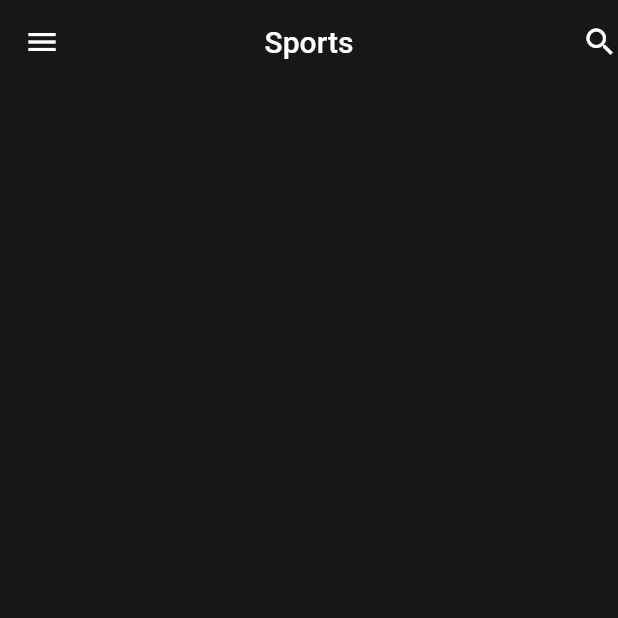
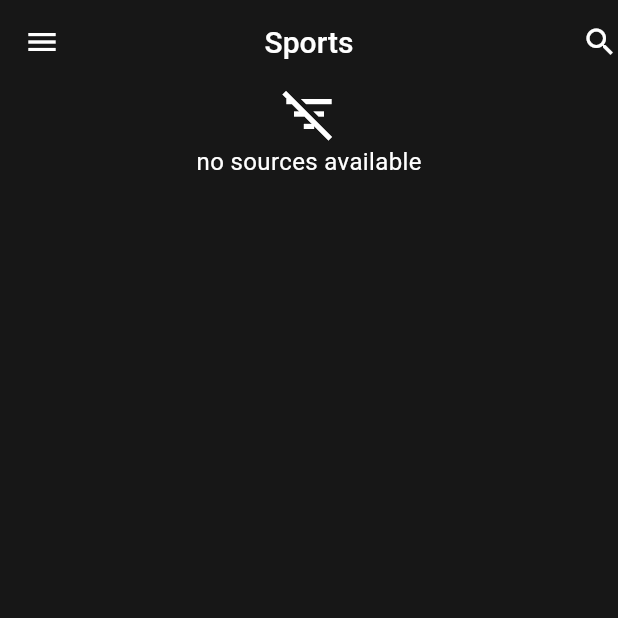
Before and after one commit to nouraRoute/news_app_c14, a Flutter app: the HomeScreen screen opened by its route, after a tap on "View All", on a phone screen of 412 x 824 dp, the top half of it. Run offline on Flutter 3.47's test engine with Material 3 defaults, Android fonts, the phone set to English and light mode, and no system bars; our stand-ins replace timeago; network calls fail.

Commit message:
mvvm update

```diff
--- a/lib/models/articles_response/article.dart
+++ b/lib/features/articles/model/articles_response/article.dart
@@ -1,4 +1,4 @@
-import 'package:news_app_c14/models/source_model.dart';
+import 'package:news_app_c14/features/sources/model/source_model.dart';
 
 class Article {
   SourceModel? source;
--- a/lib/views/categories_view.dart
+++ b/lib/features/categories/view/categories_view.dart
@@ -1,7 +1,7 @@
 import 'package:flutter/material.dart';
 import 'package:news_app_c14/common/extentions/context_extentions.dart';
-import 'package:news_app_c14/models/category_model.dart';
-import 'package:news_app_c14/widgets/category_card.dart';
+import 'package:news_app_c14/features/categories/model/category_model.dart';
+import 'package:news_app_c14/features/categories/view/widgets/category_card.dart';
 
 class CategoriesView extends StatelessWidget {
   const CategoriesView({super.key, required this.onCategorySlected});
--- a/lib/widgets/category_card.dart
+++ b/lib/features/categories/view/widgets/category_card.dart
@@ -1,7 +1,7 @@
 import 'package:flutter/material.dart';
 import 'package:news_app_c14/common/extentions/context_extentions.dart';
 import 'package:news_app_c14/common/theme/app_colors.dart';
-import 'package:news_app_c14/models/category_model.dart';
+import 'package:news_app_c14/features/categories/model/category_model.dart';
 
 class CategoryCard extends StatelessWidget {
   final CategoryType categoryType;
--- a/lib/network/sources_apis.dart
+++ b/lib/features/sources/model/sources_data_source.dart
@@ -4,11 +4,10 @@ import 'dart:developer';
 import 'package:http/http.dart' as http;
 import 'package:news_app_c14/common/app_consts.dart';
 import 'package:news_app_c14/common/endpoints.dart';
-import 'package:news_app_c14/models/source_model.dart';
+import 'package:news_app_c14/features/sources/model/source_model.dart';
 
-class SourcesApis {
-  static Future<List<SourceModel>?> getSourcesByCategory(
-      String category) async {
+class SourcesDataSource {
+  Future<List<SourceModel>?> getSourcesByCategory(String category) async {
     Uri uri = Uri.https(AppConsts.baseUrl, Endpoints.sources,
         {'apiKey': AppConsts.apiKey, 'category': category});
     print('url requist:${uri.toString()}');
@@ -29,5 +28,6 @@ class SourcesApis {
     } catch (e) {
       log('ERROR:${e}');
     }
+    return null;
   }
 }
--- /dev/null
+++ b/lib/features/sources/model_view/sources_view_model.dart
@@ -0,0 +1,32 @@
+import 'package:flutter/material.dart';
+import 'package:http/http.dart';
+import 'package:news_app_c14/features/sources/model/source_model.dart';
+import 'package:news_app_c14/features/sources/model/sources_data_source.dart';
+
+class SourcesViewModel extends ChangeNotifier {
+  final SourcesDataSource _sourcesDataSource = SourcesDataSource();
+  List<SourceModel> sources = [];
+  bool isLoading = false;
+  String? errorMessage;
+  getSources(String catId) async {
+    sources = [];
+    errorMessage = null;
+    isLoading = true;
+    notifyListeners();
+    try {
+      sources = await _sourcesDataSource.getSourcesByCategory(catId) ?? [];
+    } on ClientException catch (error) {
+      errorMessage =
+          'Something wrong withe the server try again later\n${error.message}';
+    } catch (e) {
+      if (e is TypeError) {
+        errorMessage = "Error formaing the recived data";
+      } else {
+        print('XX->${e.runtimeType}');
+        errorMessage = e is String ? e : "Something went rong";
+      }
+    }
+    isLoading = false;
+    notifyListeners();
+  }
+}
--- /dev/null
+++ b/lib/features/sources/view/category_details_view.dart
@@ -0,0 +1,102 @@
+import 'package:flutter/material.dart';
+import 'package:news_app_c14/common/extentions/context_extentions.dart';
+import 'package:news_app_c14/features/articles/view/articles_tab_view.dart';
+import 'package:news_app_c14/features/sources/model/source_model.dart';
+import 'package:news_app_c14/features/sources/model_view/sources_view_model.dart';
+import 'package:provider/provider.dart';
+
+class CategoryDetailsView extends StatefulWidget {
+  final String sectedCategory;
+  const CategoryDetailsView({super.key, required this.sectedCategory});
+
+  @override
+  State<CategoryDetailsView> createState() => _CategoryDetailsViewState();
+}
+
+class _CategoryDetailsViewState extends State<CategoryDetailsView> {
+  SourcesViewModel sourcesViewModel = SourcesViewModel();
+
+  @override
+  void initState() {
+    // TODO: implement initState
+    super.initState();
+    WidgetsBinding.instance.addPostFrameCallback((_) {
+      sourcesViewModel.getSources(widget.sectedCategory);
+    });
+  }
+
+  @override
+  Widget build(BuildContext context) {
+    return ChangeNotifierProvider.value(
+        value: sourcesViewModel,
+        builder: (context, child) {
+          return Consumer<SourcesViewModel>(
+            builder: (BuildContext context, viewModel, Widget? child) {
+              if (viewModel.isLoading) {
+                return const Center(
+                  child: CircularProgressIndicator(
+                    color: Colors.white,
+                  ),
+                );
+              } else if (viewModel.errorMessage != null) {
+                return Center(
+                  child: Column(
+                    children: [
+                      const Icon(
+                        Icons.warning,
+                        size: 40,
+                        color: Colors.red,
+                      ),
+                      Text(viewModel.errorMessage!)
+                    ],
+                  ),
+                );
+              } else if (viewModel.sources.isEmpty) {
+                return const Center(
+                  child: Column(
+                    children: [
+                      Icon(
+                        Icons.filter_list_off,
+                        size: 40,
+                        color: Colors.white,
+                      ),
+                      const Text('no sources available')
+                    ],
+                  ),
+                );
+              }
+
+              List<SourceModel> sources = viewModel.sources;
+              return DefaultTabController(
+                length: sources.length,
+                child: Column(
+                  children: [
+                    TabBar(
+                        isScrollable: true,
+                        dividerColor: Colors.transparent,
+                        padding: const EdgeInsets.all(8),
+                        indicatorPadding: const EdgeInsets.only(bottom: 10),
+                        labelPadding:
+                            const EdgeInsets.symmetric(horizontal: 10),
+                        tabAlignment: TabAlignment.start,
+                        indicatorSize: TabBarIndicatorSize.label,
+                        labelColor: context.getColorSceem().secondary,
+                        unselectedLabelColor: context.getColorSceem().secondary,
+                        labelStyle: context.getTextThemes().titleMedium,
+                        unselectedLabelStyle:
+                            context.getTextThemes().labelSmall,
+                        tabs: List.generate(
+                          sources.length,
+                          (index) => Tab(
+                            text: sources[index].name,
+                          ),
+                        )),
+                    ArticlesTabView(sources: sources)
+                  ],
+                ),
+              );
+            },
+          );
+        });
+  }
+}
--- a/lib/main.dart
+++ b/lib/main.dart
@@ -1,6 +1,6 @@
 import 'package:flutter/material.dart';
 import 'package:news_app_c14/common/theme/app_theme.dart';
-import 'package:news_app_c14/screens/home_screen.dart';
+import 'package:news_app_c14/features/categories/view/home_screen.dart';
 
 void main() {
   runApp(const MyApp());
--- a/lib/views/category_details_view.dart
+++ /dev/null
@@ -1,88 +0,0 @@
-import 'package:flutter/material.dart';
-import 'package:news_app_c14/common/extentions/context_extentions.dart';
-import 'package:news_app_c14/models/articles_response/article.dart';
-import 'package:news_app_c14/models/source_model.dart';
-import 'package:news_app_c14/network/articles_apis.dart';
-import 'package:news_app_c14/network/sources_apis.dart';
-import 'package:news_app_c14/widgets/article_card.dart';
-
-class CategoryDetailsView extends StatelessWidget {
-  final String sectedCategory;
-  const CategoryDetailsView({super.key, required this.sectedCategory});
-
-  @override
-  Widget build(BuildContext context) {
-    return FutureBuilder<List<SourceModel>?>(
-        future: SourcesApis.getSourcesByCategory(sectedCategory),
-        builder: (context, snapshot) {
-          if (snapshot.connectionState == ConnectionState.waiting) {
-            return Center(
-              child: CircularProgressIndicator(
-                color: context.getColorSceem().secondary,
-              ),
-            );
-          } else if (snapshot.hasError) {
-            return Center(
-              child: Text(snapshot.error.toString()),
-            );
-          }
-          List<SourceModel> sources = snapshot.data ?? [];
-          return DefaultTabController(
-            length: sources.length,
-            child: Column(
-              children: [
-                TabBar(
-                    isScrollable: true,
-                    dividerColor: Colors.transparent,
-                    padding: const EdgeInsets.all(8),
-                    indicatorPadding: const EdgeInsets.only(bottom: 10),
-                    labelPadding: const EdgeInsets.symmetric(horizontal: 10),
-                    tabAlignment: TabAlignment.start,
-                    indicatorSize: TabBarIndicatorSize.label,
-                    labelColor: context.getColorSceem().secondary,
-                    unselectedLabelColor: context.getColorSceem().secondary,
-                    labelStyle: context.getTextThemes().titleMedium,
-                    unselectedLabelStyle: context.getTextThemes().labelSmall,
-                    tabs: List.generate(
-                      sources.length,
-                      (index) => Tab(
-                        text: sources[index].name,
-                      ),
-                    )),
-                Expanded(
-                    child: TabBarView(
-                        children: List.generate(
-                  sources.length,
-                  (tabIndex) => FutureBuilder(
-                      future:
-                          ArticlesApis.getSourceArticles(sources[tabIndex].id!),
-                      builder: (context, snapshot) {
-                        if (snapshot.connectionState ==
-                            ConnectionState.waiting) {
-                          return Center(
-                            child: CircularProgressIndicator(
-                              color: context.getColorSceem().secondary,
-                            ),
-                          );
-                        } else if (snapshot.hasError) {
-                          return Center(
-                            child: Text(snapshot.error.toString()),
-                          );
-                        }
-
-                        List<Article> articles = snapshot.data ?? [];
-
-                        return ListView.builder(
-                          itemCount: articles.length,
-                          itemBuilder: (context, index) => ArticleCard(
-                            article: articles[index],
-                          ),
-                        );
-                      }),
-                )))
-              ],
-            ),
-          );
-        });
-  }
-}
--- a/pubspec.yaml
+++ b/pubspec.yaml
@@ -37,6 +37,7 @@ dependencies:
   cupertino_icons: ^1.0.8
   http: ^1.4.0
   timeago: ^3.7.1
+  provider: ^6.1.5
 
 dev_dependencies:
   flutter_test:
```
Also changed, not shown: lib/features/articles/model/articles_data_source.dart (added, +30 -0 lines), lib/features/articles/view/articles_tab_view.dart (added, +103 -0 lines), lib/features/articles/view/widgets/article_card.dart (renamed from lib/widgets/article_card.dart, +4 -4 lines), lib/features/articles/view_model/articles_view_model.dart (added, +33 -0 lines), lib/features/categories/view/home_screen.dart (renamed from lib/screens/home_screen.dart, +4 -5 lines), lib/network/articles_apis.dart (deleted, +0 -36 lines), lib/views/articles_tab_view.dart (deleted, +0 -18 lines), lib/features/articles/model/articles_response/articles_response.dart (renamed from lib/models/articles_response/articles_response.dart), lib/features/categories/model/category_model.dart (renamed from lib/models/category_model.dart), lib/features/categories/view/drawer_view.dart (renamed from lib/views/drawer_view.dart), lib/features/sources/model/source_model.dart (renamed from lib/models/source_model.dart), pubspec.lock.
